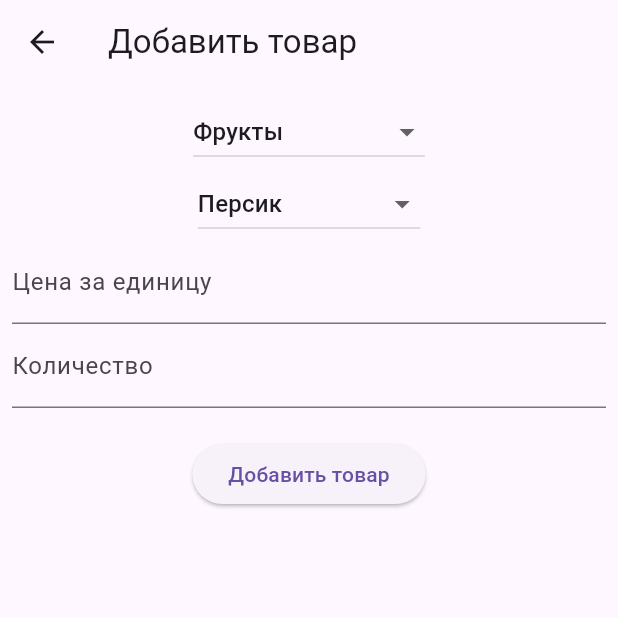
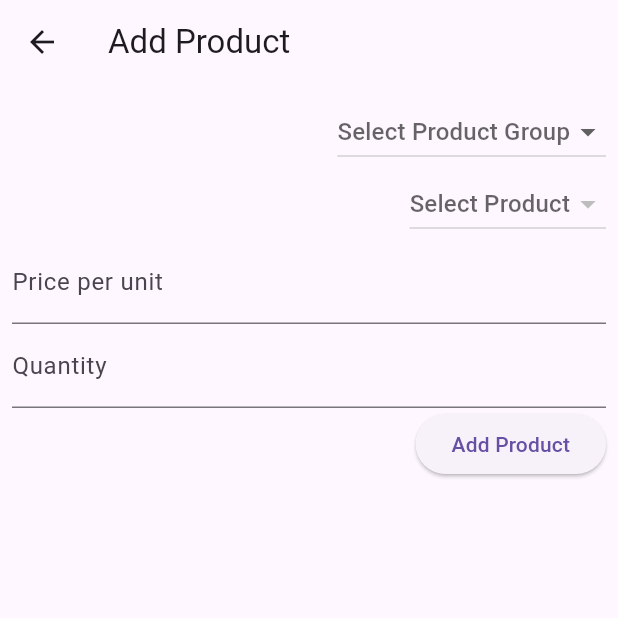
Before and after one commit to WooCommander/flutter_application_1, a Flutter app: the screen it shows after launch, after a tap on the "add" icon, on a phone screen of 412 x 824 dp, the top half of it. Run offline on Flutter 3.47's test engine with Material 3 defaults, Android fonts, the phone set to English and light mode, and no system bars; our stand-ins replace shared_preferences.

Commit message:
гзв итог по группе

```diff
--- a/lib/screens/add_product_screen.dart
+++ b/lib/screens/add_product_screen.dart
@@ -1,3 +1,4 @@
+// lib/screens/add_product_screen.dart
 import 'package:flutter/material.dart';
 import '../models/product.dart';
 import '../models/product_group.dart';
@@ -19,30 +20,34 @@ class AddProductScreen extends StatefulWidget {
 
 class _AddProductScreenState extends State<AddProductScreen> {
   final _priceController = TextEditingController();
-  final _quantityController = TextEditingController();
+  final _quantityController =
+      TextEditingController(); // Добавлен контроллер для количества
   String _selectedProductName = '';
   String _selectedProductGroup = '';
 
-  @override
-  void initState() {
-    super.initState();
-    if (widget.productNames.isNotEmpty) {
-      _selectedProductName = widget.productNames.first.name;
-    }
-    if (widget.productGroups.isNotEmpty) {
-      _selectedProductGroup = widget.productGroups.first.name;
-    }
-  }
-
   void _submitData() {
-    final enteredPrice = double.tryParse(_priceController.text) ?? 0;
-    final enteredQuantity = double.tryParse(_quantityController.text) ?? 0;
-
-    if (enteredPrice <= 0 || enteredQuantity <= 0 || _selectedProductName.isEmpty || _selectedProductGroup.isEmpty) {
+    if (_selectedProductName.isEmpty ||
+        _priceController.text.isEmpty ||
+        _quantityController.text.isEmpty ||
+        _selectedProductGroup.isEmpty) {
       return;
     }
 
-    widget.addProduct(_selectedProductName, enteredPrice, enteredQuantity, _selectedProductGroup);
+    final enteredPrice = double.parse(_priceController.text);
+    final enteredQuantity =
+        double.parse(_quantityController.text); // Получение количества
+    if (enteredPrice <= 0 || enteredQuantity <= 0) {
+      return;
+    }
+
+    widget.addProduct(_selectedProductName, enteredPrice, enteredQuantity,
+        _selectedProductGroup);
+    _priceController.clear();
+    _quantityController.clear(); // Очистка поля количества
+    setState(() {
+      _selectedProductName = '';
+      _selectedProductGroup = '';
+    });
     Navigator.of(context).pop();
   }
 
@@ -50,40 +55,41 @@ class _AddProductScreenState extends State<AddProductScreen> {
   Widget build(BuildContext context) {
     return Scaffold(
       appBar: AppBar(
-        title: Text('Добавить товар'),
+        title: Text('Add Product'),
       ),
       body: Padding(
         padding: const EdgeInsets.all(8.0),
         child: Column(
+          crossAxisAlignment: CrossAxisAlignment.end,
           children: [
-            // Существующие группы
             DropdownButton<String>(
-              value: _selectedProductGroup.isEmpty ? null : _selectedProductGroup,
-              hint: Text('Выберите группу'),
-              items: widget.productGroups.map((group) {
-                return DropdownMenuItem(
-                  value: group.name,
-                  child: Text(group.name),
-                );
-              }).toList(),
+              value:
+                  _selectedProductGroup.isEmpty ? null : _selectedProductGroup,
+              hint: Text('Select Product Group'),
+              items: widget.productGroups
+                  .map((productGroup) => DropdownMenuItem<String>(
+                        value: productGroup.name,
+                        child: Text(productGroup.name),
+                      ))
+                  .toList(),
               onChanged: (value) {
                 setState(() {
                   _selectedProductGroup = value!;
+                  _selectedProductName = '';
                 });
               },
             ),
-            // Существующие товары
             DropdownButton<String>(
               value: _selectedProductName.isEmpty ? null : _selectedProductName,
-              hint: Text('Выберите товар'),
+              hint: Text('Select Product'),
               items: widget.productNames
-                  .where((productName) => productName.group == _selectedProductGroup)
-                  .map((product) {
-                    return DropdownMenuItem(
-                      value: product.name,
-                      child: Text(product.name),
-                    );
-                  }).toList(),
+                  .where((productName) =>
+                      productName.group == _selectedProductGroup)
+                  .map((productName) => DropdownMenuItem<String>(
+                        value: productName.name,
+                        child: Text(productName.name),
+                      ))
+                  .toList(),
               onChanged: (value) {
                 setState(() {
                   _selectedProductName = value!;
@@ -92,18 +98,17 @@ class _AddProductScreenState extends State<AddProductScreen> {
             ),
             TextField(
               controller: _priceController,
-              decoration: InputDecoration(labelText: 'Цена за единицу'),
+              decoration: InputDecoration(labelText: 'Price per unit'),
               keyboardType: TextInputType.number,
             ),
             TextField(
-              controller: _quantityController,
-              decoration: InputDecoration(labelText: 'Количество'),
+              controller: _quantityController, // Поле для ввода количества
+              decoration: InputDecoration(labelText: 'Quantity'),
               keyboardType: TextInputType.number,
             ),
-            SizedBox(height: 20),
             ElevatedButton(
               onPressed: _submitData,
-              child: Text('Добавить товар'),
+              child: Text('Add Product'),
             ),
           ],
         ),
--- a/lib/screens/product_list_screen.dart
+++ b/lib/screens/product_list_screen.dart
@@ -1,4 +1,5 @@
 import 'package:flutter/material.dart';
+import 'package:intl/intl.dart'; // Для форматирования даты
 import 'package:shared_preferences/shared_preferences.dart';
 import 'dart:convert';
 import '../models/product.dart';
@@ -74,6 +75,12 @@ class _ProductListScreenState extends State<ProductListScreen> {
   void _initializeDefaultData() {
     _addProductGroup('Фрукты');
     _addProductGroup('Овощи');
+    _addProductGroup('Продукты');
+    _addProductGroup('Пром товары');
+    _addProductGroup('Химия');
+    _addProductGroup('Техника');
+    _addProductGroup('Услуги');
+    _addProductGroup('Топливо');
 
     _addProductName('Персик', 'Фрукты');
     _addProductName('Яблоко', 'Фрукты');
@@ -118,6 +125,31 @@ class _ProductListScreenState extends State<ProductListScreen> {
               product.group.toLowerCase().contains(_searchQuery);
         }).toList(),
       );
+    });
+  }
+
+  Map<String, Map<String, List<Product>>> _groupProductsByDateAndCategory(
+      List<Product> products) {
+    final Map<String, Map<String, List<Product>>> groupedProducts = {};
+
+    for (var product in products) {
+      String formattedDate =
+          DateFormat('dd/MM/yyyy').format(product.date); // Форматируем дату
+      if (!groupedProducts.containsKey(formattedDate)) {
+        groupedProducts[formattedDate] = {};
+      }
+      if (!groupedProducts[formattedDate]!.containsKey(product.group)) {
+        groupedProducts[formattedDate]![product.group] = [];
+      }
+      groupedProducts[formattedDate]![product.group]!.add(product);
+    }
+
+    return groupedProducts;
+  }
+
+  double _calculateTotalForDate(List<Product> products) {
+    return products.fold(0.0, (sum, product) {
+      return sum + (product.price * product.quantity);
     });
   }
 
@@ -304,6 +336,8 @@ class _ProductListScreenState extends State<ProductListScreen> {
 
   @override
   Widget build(BuildContext context) {
+    final groupedProducts = _groupProductsByDateAndCategory(_filteredProducts);
+
     return Scaffold(
       appBar: AppBar(
         title: Text('Фиксатор цен'),
@@ -334,10 +368,44 @@ class _ProductListScreenState extends State<ProductListScreen> {
             ),
           ),
           Expanded(
-            child: ProductList(
-              _filteredProducts, // Используем отфильтрованный список
-              onEdit: _editProduct,
-              onDelete: _deleteProduct,
+            child: ListView(
+              children: groupedProducts.entries.map((dateEntry) {
+                final totalForDate = _calculateTotalForDate(
+                  dateEntry.value.values.expand((x) => x).toList(),
+                );
+
+                return ExpansionTile(
+                  title: Text(
+                    '${dateEntry.key} - Итого: ${totalForDate.toStringAsFixed(2)} руб',
+                  ),
+                  children: dateEntry.value.entries.map((groupEntry) {
+                    return ExpansionTile(
+                      title: Text(groupEntry.key),
+                      children: groupEntry.value.map((product) {
+                        return ListTile(
+                          title: Text(product.name),
+                          subtitle: Text(
+                            'Цена: ${product.price.toStringAsFixed(2)} x ${product.quantity.toStringAsFixed(2)} = ${(product.price * product.quantity).toStringAsFixed(2)}',
+                          ),
+                          trailing: Row(
+                            mainAxisSize: MainAxisSize.min,
+                            children: [
+                              IconButton(
+                                icon: Icon(Icons.edit),
+                                onPressed: () => _editProduct(product),
+                              ),
+                              IconButton(
+                                icon: Icon(Icons.delete),
+                                onPressed: () => _deleteProduct(product),
+                              ),
+                            ],
+                          ),
+                        );
+                      }).toList(),
+                    );
+                  }).toList(),
+                );
+              }).toList(),
             ),
           ),
         ],
```
Also changed, not shown: pubspec.lock.
